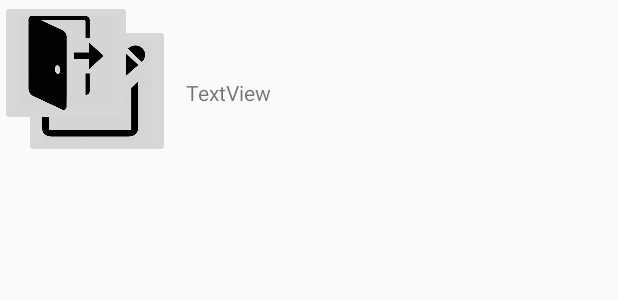
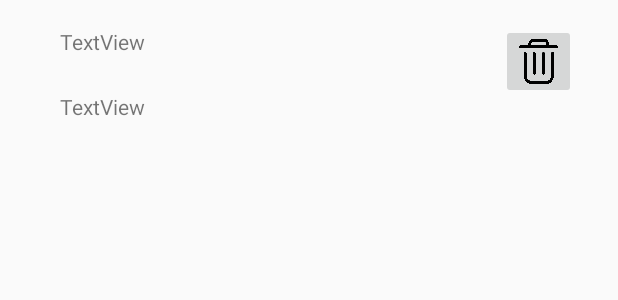
Before and after one commit to Shaqsmith7427/Mobile-Application-Development, an Android app: the layout inbox.xml on its own in the app's theme, with its tools: preview values and no code run, on a phone screen of 412 x 824 dp. Shown: the top 300 px of the screen. Run offline under Robolectric (Android 15) with nearby library versions, the phone set to English and light mode, and no system bars.

```diff
--- a/InClass08/app/build.gradle
+++ b/InClass08/app/build.gradle
@@ -32,5 +32,6 @@ dependencies {
     androidTestImplementation 'androidx.test.ext:junit:1.1.1'
     androidTestImplementation 'androidx.test.espresso:espresso-core:3.2.0'
     implementation("com.squareup.okhttp3:okhttp:4.4.0")
+    implementation 'androidx.recyclerview:recyclerview:1.0.0'
 
 }
--- a/InClass08/app/src/main/res/layout/inbox.xml
+++ b/InClass08/app/src/main/res/layout/inbox.xml
@@ -4,35 +4,36 @@
     xmlns:app="http://schemas.android.com/apk/res-auto"
     xmlns:tools="http://schemas.android.com/tools"
     android:layout_width="match_parent"
-    android:layout_height="match_parent">
+    android:layout_height="90dp">
 
     <TextView
-        android:id="@+id/tv_name"
-        android:layout_width="159dp"
-        android:layout_height="39dp"
-        android:layout_marginStart="124dp"
-        android:layout_marginTop="52dp"
+        android:id="@+id/tv_date"
+        android:layout_width="wrap_content"
+        android:layout_height="wrap_content"
+        android:layout_marginStart="40dp"
+        android:layout_marginTop="24dp"
+        android:text="TextView"
+        app:layout_constraintStart_toStartOf="parent"
+        app:layout_constraintTop_toBottomOf="@+id/tv_subject" />
+
+    <ImageButton
+        android:id="@+id/ib_delete"
+        android:layout_width="50dp"
+        android:layout_height="50dp"
+        android:layout_marginTop="16dp"
+        android:layout_marginEnd="28dp"
+        android:scaleType="fitXY"
+        app:layout_constraintEnd_toEndOf="parent"
+        app:layout_constraintTop_toTopOf="parent"
+        app:srcCompat="@drawable/delete" />
+
+    <TextView
+        android:id="@+id/tv_subject"
+        android:layout_width="wrap_content"
+        android:layout_height="wrap_content"
+        android:layout_marginStart="40dp"
+        android:layout_marginTop="18dp"
         android:text="TextView"
         app:layout_constraintStart_toStartOf="parent"
         app:layout_constraintTop_toTopOf="parent" />
-
-    <ImageButton
-        android:id="@+id/imageButton"
-        android:layout_width="97dp"
-        android:layout_height="89dp"
-        android:layout_marginStart="16dp"
-        android:layout_marginTop="16dp"
-        android:scaleType="fitXY"
-        app:layout_constraintStart_toStartOf="parent"
-        app:layout_constraintTop_toTopOf="parent"
-        app:srcCompat="@drawable/addNew" />
-
-    <ImageButton
-        android:id="@+id/imageButton2"
-        android:layout_width="88dp"
-        android:layout_height="84dp"
-        android:scaleType="fitXY"
-        app:srcCompat="@drawable/logout"
-        tools:layout_editor_absoluteX="307dp"
-        tools:layout_editor_absoluteY="17dp" />
 </androidx.constraintlayout.widget.ConstraintLayout>
```
Also changed, not shown: InClass08/app/src/main/AndroidManifest.xml (+5 -3 lines), InClass08/app/src/main/java/com/example/inclass08/Emails.java (added, +89 -0 lines), InClass08/app/src/main/java/com/example/inclass08/MainActivity.java (+72 -39 lines), InClass08/app/src/main/java/com/example/inclass08/inboxActivity.java (added, +68 -0 lines), InClass08/app/src/main/res/layout/activity_inbox.xml (added, +48 -0 lines), InClass08/app/src/main/java/com/example/inclass08/RecyclerAdapter.java (added).
